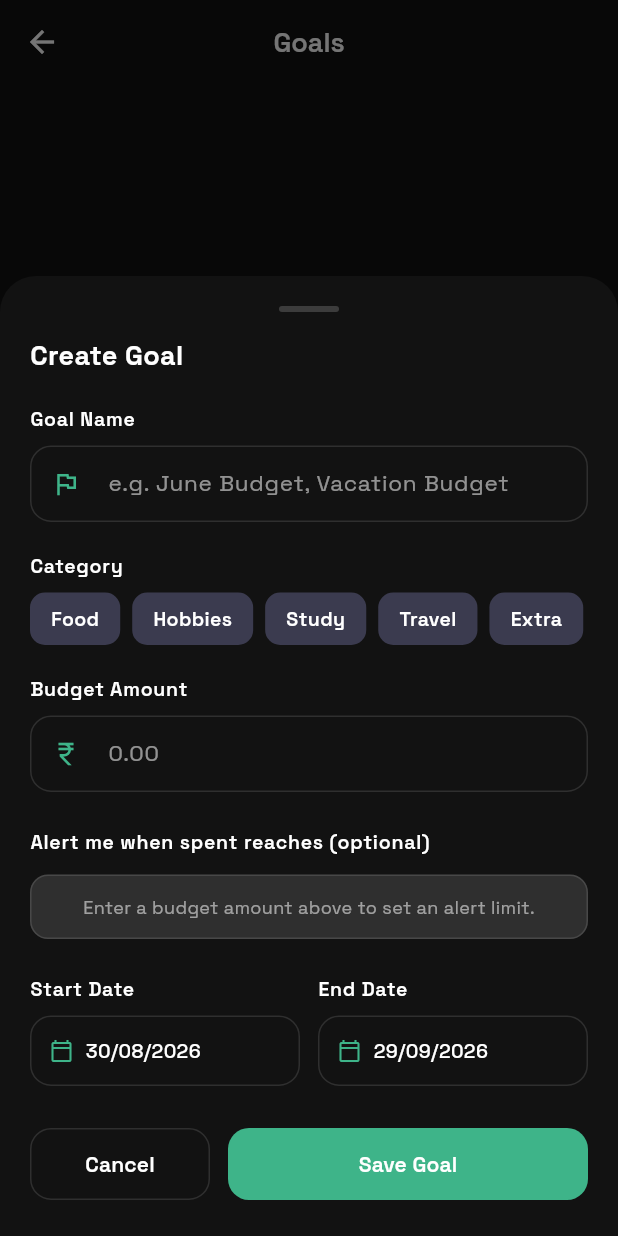
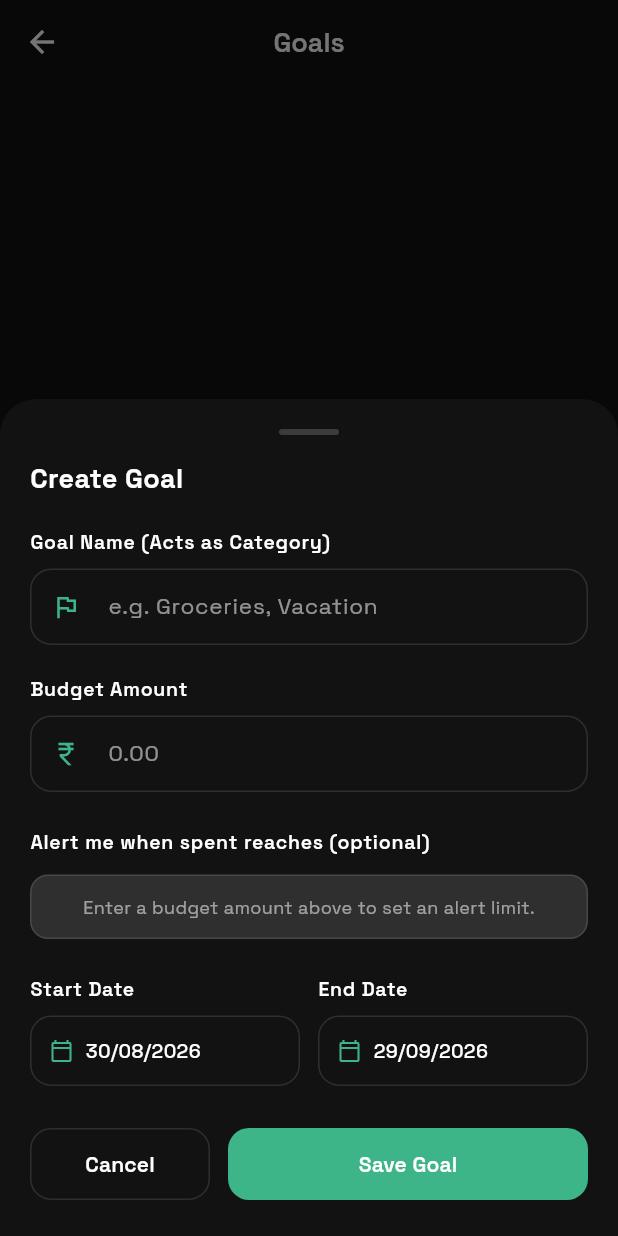
Before and after one commit to shubh-exe23/SPENDWISE, a Flutter app: the GoalsPage screen opened directly with empty values, after a tap on "Create Goal", on a phone screen of 412 x 824 dp. Run offline on Flutter 3.47's test engine with Material 3 defaults, Android fonts, the phone set to English and light mode, and no system bars; our stand-ins replace csv, fl_chart, flutter_local_notifications, google_fonts, pdf, permission_handler and 1 more; missing offline and left inert: file_saver; accounts and stored records are empty; network calls fail.

Commit message:
Fixed some issues related to goals

```diff
--- a/SpendWise/lib/models/goals.dart
+++ b/SpendWise/lib/models/goals.dart
@@ -1,7 +1,6 @@
 class Goal {
-  final int? id; // ── REQUIRED FOR DATABASE SAVING/EDITING ──
+  final int? id;
   final String name;
-  final String category;
   final double budgetAmount;
   final DateTime startDate;
   final DateTime endDate;
@@ -10,7 +9,6 @@ class Goal {
   Goal({
     this.id,
     required this.name,
-    required this.category,
     required this.budgetAmount,
     required this.startDate,
     required this.endDate,
@@ -20,23 +18,21 @@ class Goal {
   Map<String, dynamic> toMap() {
     return {
       if (id != null) 'id': id,
-      'name':            name,
-      'category':        category,
-      'budget_amount':   budgetAmount,
-      'start_date':      startDate.toIso8601String(),
-      'end_date':        endDate.toIso8601String(),
+      'name': name,
+      'budget_amount': budgetAmount,
+      'start_date': startDate.toIso8601String(),
+      'end_date': endDate.toIso8601String(),
       'alert_threshold': alertThreshold,
     };
   }
 
   factory Goal.fromMap(Map<String, dynamic> map) {
     return Goal(
-      id:             map['id'],
-      name:           map['name'],
-      category:       map['category'],
-      budgetAmount:   (map['budget_amount'] as num).toDouble(),
-      startDate:      DateTime.parse(map['start_date']),
-      endDate:        DateTime.parse(map['end_date']),
+      id: map['id'],
+      name: map['name'],
+      budgetAmount: (map['budget_amount'] as num).toDouble(),
+      startDate: DateTime.parse(map['start_date']),
+      endDate: DateTime.parse(map['end_date']),
       alertThreshold: map['alert_threshold'] != null
           ? (map['alert_threshold'] as num).toDouble()
           : null,
--- a/SpendWise/lib/services/api_service.dart
+++ b/SpendWise/lib/services/api_service.dart
@@ -4,7 +4,7 @@ import 'package:shared_preferences/shared_preferences.dart';
 import 'notification_service.dart';
 
 class ApiService {
-  static const String baseUrl = 'https://spendwise-hz00.onrender.com';
+  static const String baseUrl = 'http://10.138.15.245:5000';
 
   // ── TOKEN MANAGEMENT ──
   static Future<void> saveToken(String token) async {
--- a/SpendWise/lib/views/goals.dart
+++ b/SpendWise/lib/views/goals.dart
@@ -30,10 +30,8 @@ class _GoalsPageState extends State<GoalsPage> {
   static const _jadeChip  = Color(0xFFCCEDE2);
 
   double _spentForGoal(Goal goal) {
-    final safeGoalCat = goal.category.trim().toLowerCase();
+    final safeGoalName = goal.name.trim().toLowerCase();
 
-    // ── THE FIX: Normalize goal date bounds to whole days ──
-    // Start at 00:00:00.000 of start date
     final startOfDay = DateTime(
       goal.startDate.year,
       goal.startDate.month,
@@ -41,7 +39,6 @@ class _GoalsPageState extends State<GoalsPage> {
       0, 0, 0, 0,
     );
 
-    // End at 23:59:59.999 of end date
     final endOfDay = DateTime(
       goal.endDate.year,
       goal.endDate.month,
@@ -54,7 +51,7 @@ class _GoalsPageState extends State<GoalsPage> {
           final safeTxnCat = t.category.trim().toLowerCase();
 
           return t.isExpense &&
-                 safeTxnCat == safeGoalCat &&
+                 safeTxnCat == safeGoalName &&
                  !t.date.isBefore(startOfDay) &&
                  !t.date.isAfter(endOfDay);
         })
@@ -210,16 +207,6 @@ class _GoalsPageState extends State<GoalsPage> {
                   crossAxisAlignment: CrossAxisAlignment.start,
                   children: [
                     Text(goal.name, style: TextStyle(fontSize: 15, fontWeight: FontWeight.w700, color: textColor)),
-                    const SizedBox(height: 2),
-                    Row(
-                      children: [
-                        Container(
-                          padding: const EdgeInsets.symmetric(horizontal: 8, vertical: 3),
-                          decoration: BoxDecoration(color: isDark ? Colors.white12 : _jadeSoft, borderRadius: BorderRadius.circular(6)),
-                          child: Text(goal.category, style: TextStyle(fontSize: 11, color: isDark ? Colors.white : _jadeDark, fontWeight: FontWeight.w600)),
-                        ),
-                      ],
-                    ),
                   ],
                 ),
               ),
@@ -321,11 +308,11 @@ class _GoalsPageState extends State<GoalsPage> {
   String _formatDate(DateTime d) => '${d.day.toString().padLeft(2, '0')}/${d.month.toString().padLeft(2, '0')}/${d.year}';
 
   void _showCreateGoalSheet() {
-    showModalBottomSheet(context: context, isScrollControlled: true, backgroundColor: Colors.transparent, builder: (_) => _GoalForm(categories: _getCategories(), onSuccess: widget.onGoalsChanged));
+    showModalBottomSheet(context: context, isScrollControlled: true, backgroundColor: Colors.transparent, builder: (_) => _GoalForm(onSuccess: widget.onGoalsChanged));
   }
 
   void _showEditGoalSheet(Goal goal) {
-    showModalBottomSheet(context: context, isScrollControlled: true, backgroundColor: Colors.transparent, builder: (_) => _GoalForm(categories: _getCategories(), existingGoal: goal, onSuccess: widget.onGoalsChanged));
+    showModalBottomSheet(context: context, isScrollControlled: true, backgroundColor: Colors.transparent, builder: (_) => _GoalForm(existingGoal: goal, onSuccess: widget.onGoalsChanged));
   }
 
   void _confirmDeleteGoal(Goal goal, Color cardBg, Color textColor) {
@@ -372,24 +359,13 @@ class _GoalsPageState extends State<GoalsPage> {
       ),
     );
   }
-
-  List<String> _getCategories() {
-    final fromTransactions = widget.controller.allTransactions.map((t) => t.category).toSet().toList();
-    final defaults = ['Food', 'Hobbies', 'Study', 'Travel', 'Extra'];
-    return {...defaults, ...fromTransactions}.toList();
-  }
 }
 
-// ════════════════════════════════════════
-//         GOAL FORM (bottom sheet)
-// ════════════════════════════════════════
-
 class _GoalForm extends StatefulWidget {
-  final List<String> categories;
   final VoidCallback onSuccess;
   final Goal? existingGoal;
 
-  const _GoalForm({required this.categories, required this.onSuccess, this.existingGoal});
+  const _GoalForm({required this.onSuccess, this.existingGoal});
 
   @override
   State<_GoalForm> createState() => _GoalFormState();
@@ -399,13 +375,12 @@ class _GoalFormState extends State<_GoalForm> {
   static const _jade     = Color(0xFF3EB489);
   static const _jadeDark = Color(0xFF2A7D5F);
 
-  final _formKey   = GlobalKey<FormState>();
-  final _nameCtrl  = TextEditingController();
-  final _amountCtrl = TextEditingController();
+  final _formKey        = GlobalKey<FormState>();
+  final _nameCtrl       = TextEditingController();
+  final _amountCtrl     = TextEditingController();
+  // ── NEW: Controller for the manual alert limit ──
+  final _thresholdCtrl  = TextEditingController();
 
-  String? _selectedCategory;
-
-  // ── FIX: Initialize normalized dates ──
   late DateTime _startDate;
   late DateTime _endDate;
   bool _isLoading = false;
@@ -428,11 +403,12 @@ class _GoalFormState extends State<_GoalForm> {
       _nameCtrl.text      = g.name;
       _amountCtrl.text    = g.budgetAmount.toString();
       _budgetAmount       = g.budgetAmount;
-      _selectedCategory   = g.category;
       _startDate          = g.startDate;
       _endDate            = g.endDate;
       if (g.alertThreshold != null) {
         _alertThreshold = g.alertThreshold!;
+        // Initialize the new text field with existing threshold
+        _thresholdCtrl.text = _alertThreshold.toStringAsFixed(0);
       }
     }
   }
@@ -440,8 +416,10 @@ class _GoalFormState extends State<_GoalForm> {
   void _updateBudgetFromText() {
     setState(() {
       _budgetAmount = double.tryParse(_amountCtrl.text.trim()) ?? 0.0;
+      // Clamp the threshold to the new budget amount if it exceeds it
       if (_alertThreshold > _budgetAmount) {
         _alertThreshold = _budgetAmount;
+        _thresholdCtrl.text = _alertThreshold.toStringAsFixed(0);
       }
     });
   }
@@ -451,6 +429,7 @@ class _GoalFormState extends State<_GoalForm> {
     _amountCtrl.removeListener(_updateBudgetFromText);
     _nameCtrl.dispose();
     _amountCtrl.dispose();
+    _thresholdCtrl.dispose(); // ── NEW: Dispose ──
     super.dispose();
   }
 
@@ -478,8 +457,10 @@ class _GoalFormState extends State<_GoalForm> {
 
   Future<void> _submit() async {
     if (!_formKey.currentState!.validate()) return;
-    if (_selectedCategory == null) { ScaffoldMessenger.of(context).showSnackBar(const SnackBar(content: Text('Please select a category'))); return; }
-    if (!_endDate.isAfter(_startDate)) { ScaffoldMessenger.of(context).showSnackBar(const SnackBar(content: Text('End date must be after start date'))); return; }
+    if (!_endDate.isAfter(_startDate)) {
+      ScaffoldMessenger.of(context).showSnackBar(const SnackBar(content: Text('End date must be after start date')));
+      return;
+    }
 
     setState(() => _isLoading = true);
 
@@ -488,7 +469,6 @@ class _GoalFormState extends State<_GoalForm> {
     final goal = Goal(
       id:             widget.existingGoal?.id,
       name:           _nameCtrl.text.trim(),
-      category:       _selectedCategory!,
       budgetAmount:   _budgetAmount,
       startDate:      DateTime(_startDate.year, _startDate.month, _startDate.day, 0, 0, 0),
       endDate:        DateTime(_endDate.year, _endDate.month, _endDate.day, 23, 59, 59),
@@ -522,7 +502,7 @@ class _GoalFormState extends State<_GoalForm> {
     final textColor   = isDarkMode ? Colors.white : _jadeDark;
     final hintColor   = isDarkMode ? Colors.white54 : Colors.grey.shade500;
     final borderColor = isDarkMode ? Colors.white12 : const Color(0xFFCCEDE2);
-    final chipBg     = isDarkMode ? const Color(0xFF3B3B4F) : const Color(0xFFCCEDE2);
+    final chipBg      = isDarkMode ? Colors.white12 : const Color(0xFFE8F5F0);
 
     return Container(
       decoration: BoxDecoration(color: bg, borderRadius: const BorderRadius.vertical(top: Radius.circular(24))),
@@ -538,35 +518,99 @@ class _GoalFormState extends State<_GoalForm> {
               Text(widget.existingGoal != null ? 'Edit Goal' : 'Create Goal', style: TextStyle(fontSize: 18, fontWeight: FontWeight.w700, color: textColor)),
               const SizedBox(height: 20),
 
-              _label('Goal Name', textColor), const SizedBox(height: 8),
-              _field(controller: _nameCtrl, hint: 'e.g. June Budget, Vacation Budget', icon: Icons.flag_outlined, cardBg: cardBg, textColor: textColor, hintColor: hintColor, borderColor: borderColor, validator: (v) => (v == null || v.trim().isEmpty) ? 'Name cannot be empty' : null),
-              const SizedBox(height: 20),
-
-              _label('Category', textColor), const SizedBox(height: 8),
-              Wrap(
-                spacing: 8, runSpacing: 8,
-                children: widget.categories.map((cat) {
-                  final selected = _selectedCategory == cat;
-                  return GestureDetector(
-                    onTap: () => setState(() => _selectedCategory = cat),
-                    child: AnimatedContainer(
-                      duration: const Duration(milliseconds: 180),
-                      padding: const EdgeInsets.symmetric(horizontal: 14, vertical: 8),
-                      decoration: BoxDecoration(color: selected ? _jade : chipBg, borderRadius: BorderRadius.circular(10)),
-                      child: Text(cat, style: TextStyle(fontSize: 13, fontWeight: FontWeight.w600, color: selected ? Colors.white : textColor)),
-                    ),
-                  );
-                }).toList(),
-              ),
+              _label('Goal Name (Acts as Category)', textColor), const SizedBox(height: 8),
+              _field(controller: _nameCtrl, hint: 'e.g. Groceries, Vacation', icon: Icons.flag_outlined, cardBg: cardBg, textColor: textColor, hintColor: hintColor, borderColor: borderColor, validator: (v) => (v == null || v.trim().isEmpty) ? 'Name cannot be empty' : null),
               const SizedBox(height: 20),
 
               _label('Budget Amount', textColor), const SizedBox(height: 8),
-              _field(controller: _amountCtrl, hint: '0.00', icon: Icons.currency_rupee, keyboardType: const TextInputType.numberWithOptions(decimal: true), inputFormatters: [FilteringTextInputFormatter.allow(RegExp(r'^\d+\.?\d{0,2}'))], cardBg: cardBg, textColor: textColor, hintColor: hintColor, borderColor: borderColor, validator: (v) { if (v == null || v.trim().isEmpty) return 'Amount cannot be empty'; if (double.tryParse(v) == null || double.parse(v) <= 0) return 'Enter a valid amount greater than 0'; return null; }),
+              _field(
+                controller: _amountCtrl,
+                hint: '0.00',
+                icon: Icons.currency_rupee,
+                keyboardType: const TextInputType.numberWithOptions(decimal: true),
+                inputFormatters: [FilteringTextInputFormatter.allow(RegExp(r'^\d+\.?\d{0,2}'))],
+                cardBg: cardBg,
+                textColor: textColor,
+                hintColor: hintColor,
+                borderColor: borderColor,
+                validator: (v) {
+                  if (v == null || v.trim().isEmpty) return 'Amount cannot be empty';
+                  if (double.tryParse(v) == null || double.parse(v) <= 0) return 'Enter a valid amount greater than 0';
+                  return null;
+                }
+              ),
               const SizedBox(height: 24),
 
               _label('Alert me when spent reaches (optional)', textColor),
               const SizedBox(height: 12),
+
               if (_budgetAmount > 0) ...[
+                // ── NEW: Manual TextField for Alert Limit ──
+                _field(
+                  controller: _thresholdCtrl,
+                  hint: 'Enter alert amount (e.g. ${_budgetAmount * 0.8})',
+                  icon: Icons.notifications_active_outlined,
+                  keyboardType: const TextInputType.numberWithOptions(decimal: true),
+                  inputFormatters: [FilteringTextInputFormatter.allow(RegExp(r'^\d+\.?\d{0,2}'))],
+                  cardBg: cardBg,
+                  textColor: textColor,
+                  hintColor: hintColor,
+                  borderColor: borderColor,
+                  onChanged: (val) {
+                    setState(() {
+                      double? parsed = double.tryParse(val);
+                      if (parsed != null) {
+                        _alertThreshold = parsed > _budgetAmount ? _budgetAmount : parsed;
+                      } else {
+                        _alertThreshold = 0.0;
+                      }
+                    });
+                  },
+                ),
+                const SizedBox(height: 16),
+
+                // ── NEW: Quick Interval Chips ──
+                Row(
+                  children: [0.5, 0.75, 0.9, 1.0].map((percent) {
+                    final val = _budgetAmount * percent;
+                    final isSelected = _alertThreshold == val && val > 0;
+                    return Expanded(
+                      child: Padding(
+                        padding: EdgeInsets.only(right: percent == 1.0 ? 0 : 8.0),
+                        child: GestureDetector(
+                          onTap: () {
+                            setState(() {
+                              _alertThreshold = val;
+                              _thresholdCtrl.text = val.toStringAsFixed(0);
+                            });
+                          },
+                          child: AnimatedContainer(
+                            duration: const Duration(milliseconds: 200),
+                            padding: const EdgeInsets.symmetric(vertical: 8),
+                            decoration: BoxDecoration(
+                              color: isSelected ? _jade : chipBg,
+                              borderRadius: BorderRadius.circular(10),
+                              border: Border.all(color: isSelected ? _jade : borderColor),
+                            ),
+                            child: Center(
+                              child: Text(
+                                '${(percent * 100).toInt()}%',
+                                style: TextStyle(
+                                  fontSize: 12,
+                                  fontWeight: FontWeight.w600,
+                                  color: isSelected ? Colors.white : textColor,
+                                ),
+                              ),
+                            ),
+                          ),
+                        ),
+                      ),
+                    );
+                  }).toList(),
+                ),
+                const SizedBox(height: 16),
+
+                // ── EXISTING: Slider ──
                 Row(
                   mainAxisAlignment: MainAxisAlignment.spaceBetween,
                   children: [
@@ -597,7 +641,15 @@ class _GoalFormState extends State<_GoalForm> {
                     min: 0,
                     max: _budgetAmount,
                     onChanged: (val) {
-                      setState(() => _alertThreshold = val);
+                      setState(() {
+                        _alertThreshold = val;
+                        // Synchronize slider drag with text field
+                        if (val == 0) {
+                          _thresholdCtrl.clear();
+                        } else {
+                          _thresholdCtrl.text = val.toStringAsFixed(0);
+                        }
+                      });
                     },
                   ),
                 ),
@@ -659,10 +711,39 @@ class _GoalFormState extends State<_GoalForm> {
 
   Widget _label(String text, Color textColor) => Text(text, style: TextStyle(fontSize: 13, fontWeight: FontWeight.w600, color: textColor, letterSpacing: 0.5));
 
-  Widget _field({required TextEditingController controller, required String hint, required IconData icon, TextInputType? keyboardType, List<TextInputFormatter>? inputFormatters, String? Function(String?)? validator, required Color cardBg, required Color textColor, required Color hintColor, required Color borderColor}) {
+  // ── FIX: Added the 'onChanged' parameter to support real-time typing logic ──
+  Widget _field({
+    required TextEditingController controller,
+    required String hint,
+    required IconData icon,
+    TextInputType? keyboardType,
+    List<TextInputFormatter>? inputFormatters,
+    String? Function(String?)? validator,
+    void Function(String)? onChanged,
+    required Color cardBg,
+    required Color textColor,
+    required Color hintColor,
+    required Color borderColor
+  }) {
     return TextFormField(
-      controller: controller, keyboardType: keyboardType, inputFormatters: inputFormatters, validator: validator, style: TextStyle(fontSize: 15, color: textColor),
-      decoration: InputDecoration(hintText: hint, hintStyle: TextStyle(color: hintColor), prefixIcon: Icon(icon, color: _jade, size: 20), filled: true, fillColor: cardBg, contentPadding: const EdgeInsets.symmetric(horizontal: 16, vertical: 14), border: OutlineInputBorder(borderRadius: BorderRadius.circular(14), borderSide: BorderSide(color: borderColor)), enabledBorder: OutlineInputBorder(borderRadius: BorderRadius.circular(14), borderSide: BorderSide(color: borderColor)), focusedBorder: OutlineInputBorder(borderRadius: BorderRadius.circular(14), borderSide: const BorderSide(color: _jade, width: 1.5)), errorBorder: OutlineInputBorder(borderRadius: BorderRadius.circular(14), borderSide: const BorderSide(color: Colors.redAccent))),
+      controller: controller,
+      keyboardType: keyboardType,
+      inputFormatters: inputFormatters,
+      validator: validator,
+      onChanged: onChanged,
+      style: TextStyle(fontSize: 15, color: textColor),
+      decoration: InputDecoration(
+        hintText: hint,
+        hintStyle: TextStyle(color: hintColor),
+        prefixIcon: Icon(icon, color: _jade, size: 20),
+        filled: true,
+        fillColor: cardBg,
+        contentPadding: const EdgeInsets.symmetric(horizontal: 16, vertical: 14),
+        border: OutlineInputBorder(borderRadius: BorderRadius.circular(14), borderSide: BorderSide(color: borderColor)),
+        enabledBorder: OutlineInputBorder(borderRadius: BorderRadius.circular(14), borderSide: BorderSide(color: borderColor)),
+        focusedBorder: OutlineInputBorder(borderRadius: BorderRadius.circular(14), borderSide: const BorderSide(color: _jade, width: 1.5)),
+        errorBorder: OutlineInputBorder(borderRadius: BorderRadius.circular(14), borderSide: const BorderSide(color: Colors.redAccent))
+      ),
     );
   }
 
```
Also changed, not shown: SpendWise/lib/controllers/notification_controller.dart (+4 -11 lines), SpendWise/lib/views/floatingactionbutton.dart (+23 -8 lines), SpendWise/lib/views/magic_entry_button.dart (+16 -14 lines), 3 other files.
